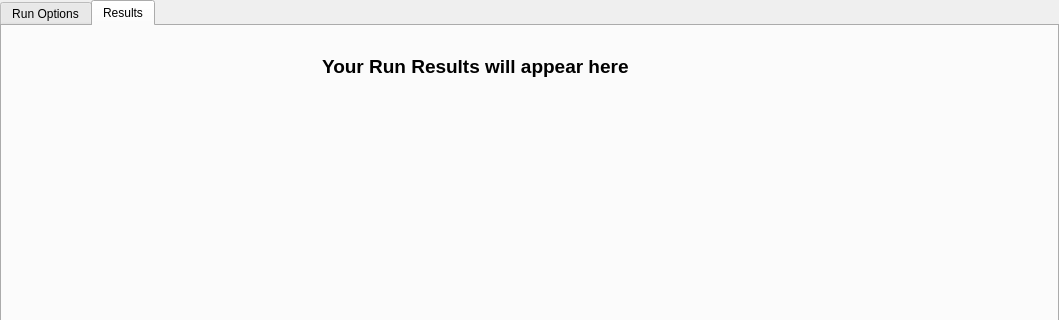
Qt form frontend/designer_templates/main_tabs.ui (tomaslibanomonteiro/Thesis-code) before a commit; both pictures show x 0 to 1059 and y 0 to 320 of the 1059 by 683 pixel window.
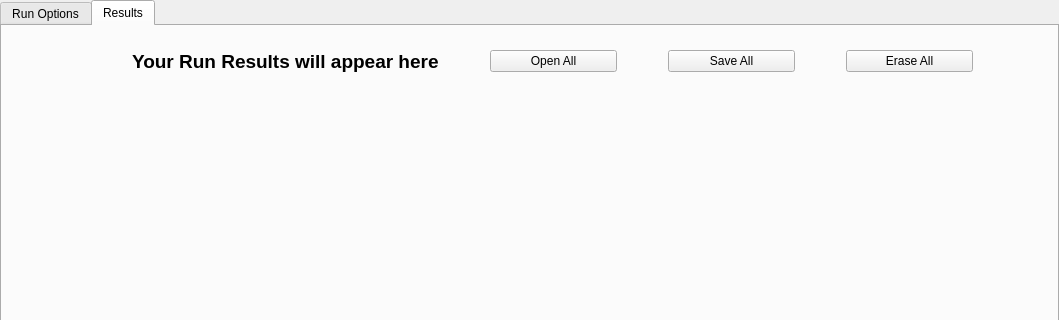
The same form after that commit. The open tabs and pages were chosen to show the change.

Commit message: run -> runThread, results 'All' buttons, fix debug!

Diff of the .ui file:
```diff
--- a/frontend/designer_templates/main_tabs.ui
+++ b/frontend/designer_templates/main_tabs.ui
@@ -532,19 +532,6 @@
    <attribute name="title">
     <string>Results</string>
    </attribute>
-   <widget class="QLabel" name="label_7">
-    <property name="geometry">
-     <rect>
-      <x>320</x>
-      <y>20</y>
-      <width>411</width>
-      <height>41</height>
-     </rect>
-    </property>
-    <property name="text">
-     <string>&lt;html&gt;&lt;head/&gt;&lt;body&gt;&lt;p&gt;&lt;span style=&quot; font-size:14pt; font-weight:600;&quot;&gt;Your Run Results will appear here&lt;/span&gt;&lt;/p&gt;&lt;/body&gt;&lt;/html&gt;</string>
-    </property>
-   </widget>
    <widget class="QWidget" name="verticalLayoutWidget_2">
     <property name="geometry">
      <rect>
@@ -563,6 +550,55 @@
      </property>
     </layout>
    </widget>
+   <widget class="QWidget" name="horizontalLayoutWidget">
+    <property name="geometry">
+     <rect>
+      <x>130</x>
+      <y>10</y>
+      <width>841</width>
+      <height>51</height>
+     </rect>
+    </property>
+    <layout class="QHBoxLayout" name="horizontalLayout">
+     <property name="spacing">
+      <number>51</number>
+     </property>
+     <item>
+      <widget class="QLabel" name="label_7">
+       <property name="text">
+        <string>&lt;html&gt;&lt;head/&gt;&lt;body&gt;&lt;p&gt;&lt;span style=&quot; font-size:14pt; font-weight:600;&quot;&gt;Your Run Results will appear here&lt;/span&gt;&lt;/p&gt;&lt;/body&gt;&lt;/html&gt;</string>
+       </property>
+      </widget>
+     </item>
+     <item>
+      <widget class="QPushButton" name="open_button">
+       <property name="enabled">
+        <bool>true</bool>
+       </property>
+       <property name="text">
+        <string>Open All</string>
+       </property>
+      </widget>
+     </item>
+     <item>
+      <widget class="QPushButton" name="save_button">
+       <property name="enabled">
+        <bool>true</bool>
+       </property>
+       <property name="text">
+        <string>Save All</string>
+       </property>
+      </widget>
+     </item>
+     <item>
+      <widget class="QPushButton" name="erase_button">
+       <property name="text">
+        <string>Erase All</string>
+       </property>
+      </widget>
+     </item>
+    </layout>
+   </widget>
   </widget>
  </widget>
  <resources/>
```
The commit also changes 7 other files.
